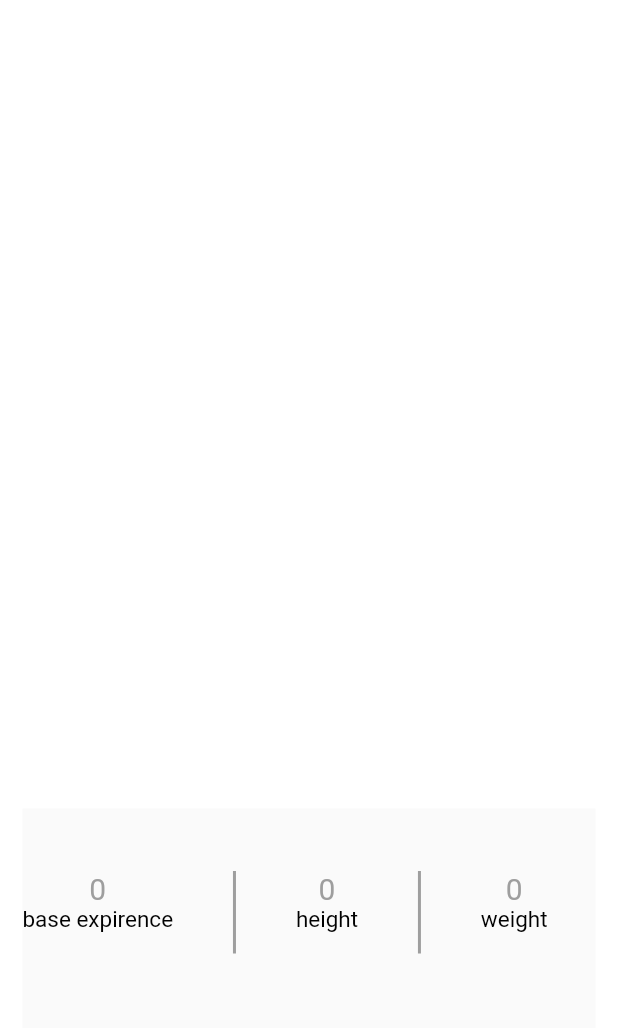
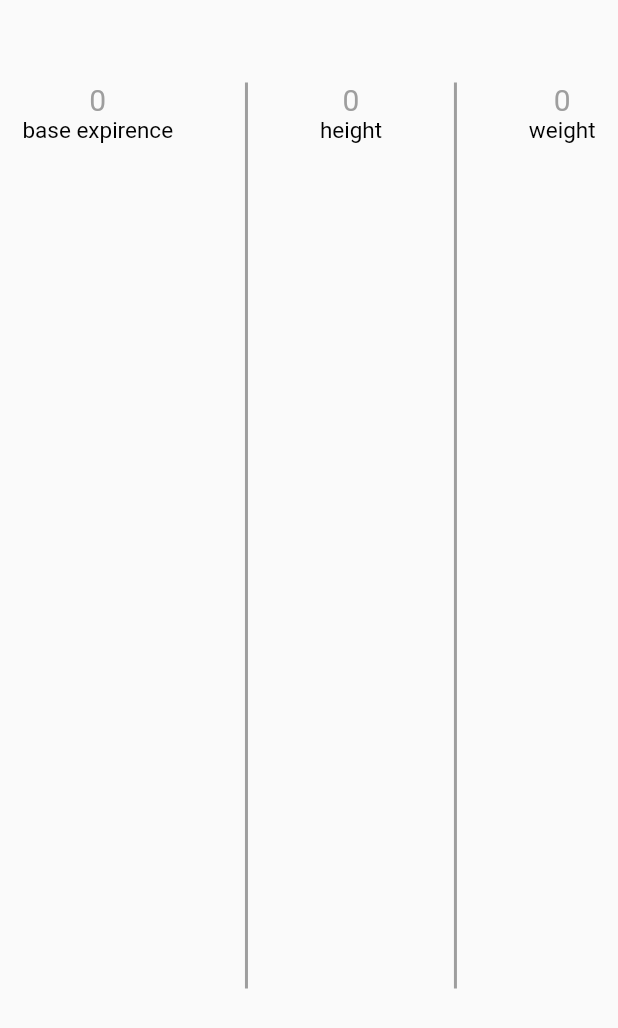
Before and after one commit to alexandreturial/Flutter-A09-desafio01, a Flutter app: the CardPokemon widget shown alone on an empty page, opened directly with empty values, on a phone screen of 412 x 824 dp. Shown: the top 1028 px of the screen. Run offline on Flutter 3.47's test engine with Material 2 defaults, Android fonts, the phone set to English and light mode, and no system bars; network calls fail.

Commit message:
mvvm pokemon

```diff
--- a/lib/Api/api.dart
+++ b/lib/Api/api.dart
@@ -7,7 +7,7 @@ class API{
 
   Future<Pokemon> fetchPokemon(int number) async {
     await Future.delayed(Duration(seconds: 1));
-    final response = await http.get(Uri.https('pokeapi.co', '/api/v2/pokemon/${number}'));
+    final response = await http.get(Uri.https('pokeapi.co', '/api/v2/pokemon/$number'));
     if(response.statusCode == 200){
       return Pokemon.fromJson(jsonDecode(response.body));
     }else{
--- a/lib/Core/pokemon.dart
+++ b/lib/Core/pokemon.dart
@@ -5,7 +5,7 @@ class Pokemon{
   List<Ability> abilities;
   List<Type> type;
   List<Stats> stats;
-  int base_experience;
+  int baseExperience;
   int height;
   int weight;
 
@@ -14,7 +14,7 @@ class Pokemon{
     name = json['name'];
     urlImage = json['sprites']['front_default'];
 
-    base_experience = json['base_experience'];
+    baseExperience = json['base_experience'];
     height = json['height'];
     weight = json['weight'];
 
--- a/lib/SceneDetail/widgets/CardPokemon/card_pokemon.dart
+++ b/lib/SceneDetail/widgets/CardPokemon/card_pokemon.dart
@@ -19,27 +19,18 @@ class CardPokemon extends StatelessWidget {
 
   @override
   Widget build(BuildContext context) {
-    return Align(
-      alignment: Alignment(0, 1),
+    return Expanded(
       child: Container(
         padding: EdgeInsets.all(15),
-        height: 300,
-        decoration: BoxDecoration(
-            color: Colors.white,
-            borderRadius: BorderRadius.only(
-              topLeft: Radius.circular(30),
-              bottomLeft: Radius.circular(40),
-              bottomRight: Radius.circular(40),
-            ),
-          ),
-        child: Scaffold(
-          appBar: title,
-          body: Column(
-            mainAxisAlignment: MainAxisAlignment.spaceEvenly,            children: [
-              about,
-              evolve,
-          ],)
-        ),
+        child: Column(
+          mainAxisAlignment: MainAxisAlignment.spaceAround,
+          crossAxisAlignment: CrossAxisAlignment.center,
+          children: [
+            title,
+            about,
+            evolve,
+          ],
+        )
       ),
     );
   }
--- a/lib/SceneDetail/widgets/NavegationButton/navegation_button.dart
+++ b/lib/SceneDetail/widgets/NavegationButton/navegation_button.dart
@@ -29,10 +29,10 @@ class _NavegationButtonState extends State<NavegationButton> {
             widget.isSelect ? widget.colorButton : Colors.white
           ),
           padding: MaterialStateProperty.all(
-            EdgeInsets.only(top: 35, left: 5),
+            EdgeInsets.only(top: 20, left: 5),
           ),
           minimumSize: MaterialStateProperty.all(
-            Size(0, 100),
+            Size(0, 90),
           )
         ),
         child: Text(
--- a/lib/SceneDetail/widgets/PokemonTitle/pokemon_title.dart
+++ b/lib/SceneDetail/widgets/PokemonTitle/pokemon_title.dart
@@ -2,21 +2,22 @@ import 'package:desafio_poke_project/Core/pokemon.dart';
 import 'package:desafio_poke_project/Utils/get_color.dart';
 import 'package:flutter/material.dart';
 
-class PokemonTitle  extends PreferredSize {
+class PokemonTitle extends StatelessWidget {
   final String pokeNum;
   final String pokeName;
   final List<Type> types;
 
-  @override
   PokemonTitle({
     Key key,
     this.pokeNum,
     this.pokeName,
     this.types,
-  }) : super(
+  }) : super(key: key);
 
-    preferredSize: Size.fromHeight(250),
-    child: Container(
+  @override
+  Widget build(BuildContext context) {
+    return Container(
+      margin: EdgeInsets.only(bottom: 10),
       child: Row(
         mainAxisAlignment: MainAxisAlignment.spaceBetween,
         children: [
@@ -26,38 +27,35 @@ class PokemonTitle  extends PreferredSize {
               child: ListView.builder(
                   scrollDirection: Axis.horizontal,
                   itemCount: types.length,
-            itemBuilder: (context, index){
+                  itemBuilder: (context, index) {
                     return Container(
                         alignment: Alignment.center,
-                padding: EdgeInsets.symmetric(vertical:5, horizontal: 12),
+                        padding:
+                            EdgeInsets.symmetric(vertical: 5, horizontal: 12),
                         margin: EdgeInsets.symmetric(horizontal: 2),
                         decoration: BoxDecoration(
                           borderRadius: BorderRadius.circular(15),
-                  color: ColorPokemon.getColorType(type: types[index].name),
+                          color: ColorPokemon.getColorType(
+                              type: types[index].name),
                         ),
                         child: Text(
                           types[index].name,
                           style: TextStyle(
                               fontSize: 12,
                               fontWeight: FontWeight.bold,
-                    color: Colors.white
-                  ),
-                )
-              );
-            }
-          )
-        ),
+                              color: Colors.white),
+                        ));
+                  })),
           Container(
             child: Row(
               children: [
                 Text(
                   pokeNum,
-                style: TextStyle(
-                  fontSize: 18,
-                  fontWeight: FontWeight.bold
+                  style: TextStyle(fontSize: 18, fontWeight: FontWeight.bold),
                 ),
+                SizedBox(
+                  width: 5,
                 ),
-              SizedBox(width: 5,),
                 Text(
                   pokeName,
                   style: TextStyle(
@@ -68,7 +66,7 @@ class PokemonTitle  extends PreferredSize {
             ),
           ),
         ],
-    )
       ),
     );
   }
+}
--- a/lib/SceneDetail/widgets/PomonAbout/pokemon_about.dart
+++ b/lib/SceneDetail/widgets/PomonAbout/pokemon_about.dart
@@ -1,4 +1,3 @@
-import 'package:desafio_poke_project/Core/pokemon.dart';
 import 'package:flutter/material.dart';
 
 class PokemonAbout extends StatelessWidget {
@@ -6,7 +5,7 @@ class PokemonAbout extends StatelessWidget {
   final Color colorBar;
   final int height;
   final int weight;
-  final int base_expirence;
+  final int baseExpirence;
 
   PokemonAbout({
     Key key,
@@ -14,28 +13,20 @@ class PokemonAbout extends StatelessWidget {
     this.colorBar,
     this.height,
     this.weight,
-    this.base_expirence,
+    this.baseExpirence,
   }) : super(key: key);
 
   @override
   Widget build(BuildContext context) {
-    List about = [
-      {"name": "Height", "value": height},
-      {"name": "Height", "value": weight},
-      {"name": "Height", "value": base_expirence},
-    ];
 
-    return Container(
-        width: 350,
-        height: 55,
-        alignment: Alignment.center,
+    return Expanded(
         child: Row(
           mainAxisAlignment: MainAxisAlignment.spaceBetween,
           children: [
             Column(
               children: [
                 Text(
-                  '$base_expirence',
+                  '$baseExpirence',
                   style: TextStyle(fontSize: 20, color: colorBar),
                 ),
                 Text(
--- a/lib/SceneHome/poke_view.dart
+++ b/lib/SceneHome/poke_view.dart
@@ -42,10 +42,10 @@ class _PokeViewState extends State<PokeView> {
           mainAxisAlignment: MainAxisAlignment.center,
           children: [
             Text('Click no pokemon para ver os detalhes'),
-            FutureBuilder<Pokemon>(
-                future: controller.pokemon,
+            StreamBuilder<Pokemon>(
+                stream: controller.pokemonStream.stream,
                 builder: (context, snapShot) {
-                  if (snapShot.connectionState != ConnectionState.done) {
+                  if (snapShot.connectionState != ConnectionState.active) {
                     return Image.network(
                       'https://pokemongoinfo.netlify.app/pokeball.gif',
                       height: 80,
--- a/lib/Scenepokedex/widget/card_pokemon.dart
+++ b/lib/Scenepokedex/widget/card_pokemon.dart
@@ -43,7 +43,7 @@ class CardPokemon extends StatelessWidget {
         Align(
           alignment: Alignment.centerRight,
           child: Image.network(
-            'https://raw.githubusercontent.com/PokeAPI/sprites/master/sprites/pokemon/${id}.png',
+            'https://raw.githubusercontent.com/PokeAPI/sprites/master/sprites/pokemon/$id.png',
             height: 100,
             width: 100,
             fit: BoxFit.cover,
--- a/lib/main.dart
+++ b/lib/main.dart
@@ -1,7 +1,5 @@
-import 'package:desafio_poke_project/SceneDetail/poke_detail_scene.dart';
 import 'package:desafio_poke_project/SceneHome/poke_view.dart';
 import 'package:desafio_poke_project/Scenepokedex/pokedex_controller.dart';
-import 'package:desafio_poke_project/Scenepokedex/pokedex_view.dart';
 import 'package:flutter/material.dart';
 
 void main() {
```
Also changed, not shown: lib/Core/poke_controller.dart (+12 -5 lines), lib/SceneDetail/poke_detail_scene.dart (+47 -76 lines). Lines whose indentation alone changed are shown as unchanged.
